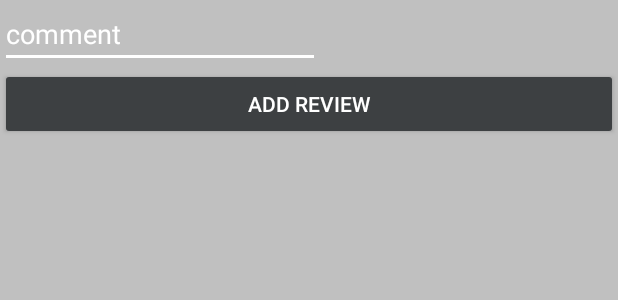
After one commit to robertreid15/ecommerce, an Android app: the layout activity_review.xml on its own in the app's theme, with its tools: preview values and no code run, on a phone screen of 412 x 824 dp. The commit adds this screen. Shown: the top 300 px of the screen. Run offline under Robolectric (Android 15) with nearby library versions, the phone set to English and light mode, and no system bars.

Commit message:
Attempted Review funtionality

```diff
--- a/app/src/main/java/com/example/c15347186/e_commerce_app/CustomerLogin.java
+++ b/app/src/main/java/com/example/c15347186/e_commerce_app/CustomerLogin.java
@@ -96,7 +96,7 @@ public class CustomerLogin extends AppCompatActivity {
                     Toast.makeText(getApplicationContext(), "Login Unnsuccessful", Toast.LENGTH_SHORT).show();
                 }else {
                     Toast.makeText(getApplicationContext(), "Login Successful", Toast.LENGTH_SHORT).show();
-                    Intent i = new Intent(CustomerLogin.this, FindItemActivity.class);
+                    Intent i = new Intent(CustomerLogin.this, UserMainPage.class);
                     startActivity(i);
                 }
             }
--- a/app/src/main/java/com/example/c15347186/e_commerce_app/cardValidation/AbstractCardValidator.java
+++ b/app/src/main/java/com/example/c15347186/e_commerce_app/cardValidation/AbstractCardValidator.java
@@ -24,7 +24,7 @@ public abstract class AbstractCardValidator {
     }
 
     //The template method. should possibly make it Final so can't be overridden.
-    public boolean validate() {
+    public final boolean validate() {
 
         boolean cardNameValidated = validateCardName();
 
--- a/app/src/main/res/layout/activity_add_items.xml
+++ b/app/src/main/res/layout/activity_add_items.xml
@@ -75,7 +75,7 @@
         android:onClick="loginClick"
         android:textColor="#ffff"
         android:backgroundTint="#3d4042"
-        android:text="Find Users" />
+        android:text="Find Items" />
 
     <!--This button is only temporary to take us to order class
         Eventually we will put it on the customers screen-->
--- /dev/null
+++ b/app/src/main/res/layout/activity_review.xml
@@ -0,0 +1,32 @@
+<?xml version="1.0" encoding="utf-8"?>
+<LinearLayout xmlns:android="http://schemas.android.com/apk/res/android"
+    xmlns:app="http://schemas.android.com/apk/res-auto"
+    xmlns:tools="http://schemas.android.com/tools"
+    android:layout_width="match_parent"
+    android:layout_height="match_parent"
+    android:orientation="vertical"
+    android:background="#C0C0C0"
+    tools:context=".AdminLogin">
+
+    <EditText
+        android:id="@+id/review"
+        android:layout_width="wrap_content"
+        android:layout_height="wrap_content"
+        android:ems="10"
+        android:hint="comment"
+        android:backgroundTint="#ffff"
+        android:textColor="#ffff"
+        android:textColorHint="#ffff" />
+
+    <Button
+        android:id="@+id/addReview"
+        android:layout_width="match_parent"
+        android:layout_height="wrap_content"
+        android:onClick="loginClick"
+        android:textColor="#ffff"
+        android:backgroundTint="#3d4042"
+        android:text="add review" />
+
+
+
+</LinearLayout>
--- a/app/src/main/res/values/styles.xml
+++ b/app/src/main/res/values/styles.xml
@@ -1,7 +1,7 @@
 <resources>
 
     <!-- Base application theme. -->
-    <style name="AppTheme" parent="Theme.AppCompat.Light.DarkActionBar">
+    <style name="AppTheme" parent="Base.Theme.AppCompat.Light.DarkActionBar">
         <!-- Customize your theme here. -->
         <item name="colorPrimary">@color/colorPrimary</item>
         <item name="colorPrimaryDark">@color/colorPrimaryDark</item>
```
Also changed, not shown: app/src/main/AndroidManifest.xml (+5 -3 lines), app/src/main/java/com/example/c15347186/e_commerce_app/Review.java (added, +47 -0 lines), app/src/main/java/com/example/c15347186/e_commerce_app/UserMainPage.java (added, +38 -0 lines), app/src/main/java/com/example/c15347186/e_commerce_app/completeOrder.java (+9 -1 lines), app/src/main/java/com/example/c15347186/e_commerce_app/findUsers/FollowAdapter.java (+7 -62 lines), app/src/main/java/com/example/c15347186/e_commerce_app/items/AddItems.java (+5 -8 lines), app/src/main/java/com/example/c15347186/e_commerce_app/items/ItemAdapter.java (+11 -9 lines), app/src/main/res/layout/activity_user_main_page.xml (added, +31 -0 lines), app/build.gradle (line endings or trailing spaces).
